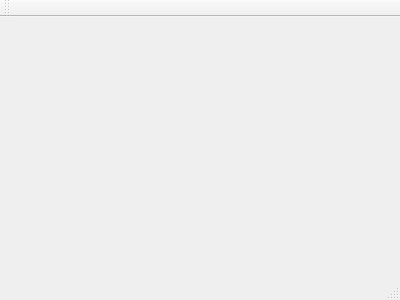
This is qt-app/qtcryptoapp/mainwindow.ui in honchardev/trpz-cryptoapp as Qt 5 draws it before an edit. The edited form follows.
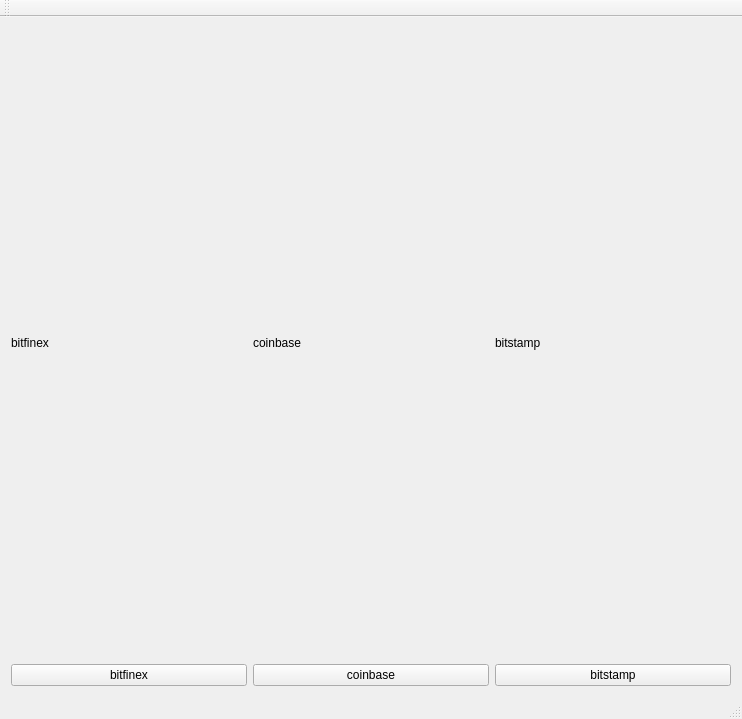
This is the edited form.

Diff of the .ui file:
```diff
--- a/qt-app/qtcryptoapp/mainwindow.ui
+++ b/qt-app/qtcryptoapp/mainwindow.ui
@@ -1,24 +1,92 @@
 <ui version="4.0">
  <class>MainWindow</class>
- <widget class="QMainWindow" name="MainWindow" >
-  <property name="geometry" >
+ <widget class="QMainWindow" name="MainWindow">
+  <property name="geometry">
    <rect>
     <x>0</x>
     <y>0</y>
-    <width>400</width>
-    <height>300</height>
+    <width>742</width>
+    <height>719</height>
    </rect>
   </property>
   <property name="windowTitle" >
    <string>MainWindow</string>
   </property>
-  <widget class="QMenuBar" name="menuBar" />
-  <widget class="QToolBar" name="mainToolBar" />
-  <widget class="QWidget" name="centralWidget" />
-  <widget class="QStatusBar" name="statusBar" />
+  <widget class="QWidget" name="centralWidget">
+   <layout class="QGridLayout" name="gridLayout">
+    <item row="0" column="0">
+     <layout class="QHBoxLayout" name="horizontalLayout_2">
+      <item>
+       <widget class="QLabel" name="bitfinex_lbl">
+        <property name="text">
+         <string>bitfinex</string>
+        </property>
+       </widget>
+      </item>
+      <item>
+       <widget class="QLabel" name="coinbase_lbl">
+        <property name="text">
+         <string>coinbase</string>
+        </property>
+       </widget>
+      </item>
+      <item>
+       <widget class="QLabel" name="bitstamp_lbl">
+        <property name="text">
+         <string>bitstamp</string>
+        </property>
+       </widget>
+      </item>
+     </layout>
+    </item>
+    <item row="1" column="0">
+     <layout class="QHBoxLayout" name="horizontalLayout">
+      <item>
+       <widget class="QPushButton" name="bitfinex_btn">
+        <property name="text">
+         <string>bitfinex</string>
+        </property>
+       </widget>
+      </item>
+      <item>
+       <widget class="QPushButton" name="coinbase_btn">
+        <property name="text">
+         <string>coinbase</string>
+        </property>
+       </widget>
+      </item>
+      <item>
+       <widget class="QPushButton" name="bitstamp_btn">
+        <property name="text">
+         <string>bitstamp</string>
+        </property>
+       </widget>
+      </item>
+     </layout>
+    </item>
+   </layout>
+  </widget>
+  <widget class="QMenuBar" name="menuBar">
+   <property name="geometry">
+    <rect>
+     <x>0</x>
+     <y>0</y>
+     <width>742</width>
+     <height>22</height>
+    </rect>
+   </property>
+  </widget>
+  <widget class="QToolBar" name="mainToolBar">
+   <attribute name="toolBarArea">
+    <enum>TopToolBarArea</enum>
+   </attribute>
+   <attribute name="toolBarBreak">
+    <bool>false</bool>
+   </attribute>
+  </widget>
+  <widget class="QStatusBar" name="statusBar"/>
  </widget>
- <layoutDefault spacing="6" margin="11" />
- <pixmapfunction></pixmapfunction>
+ <layoutdefault spacing="6" margin="11"/>
  <resources/>
  <connections/>
 </ui>
```
Left out of the diff: 3 changed lines with no effect on the pictures.
